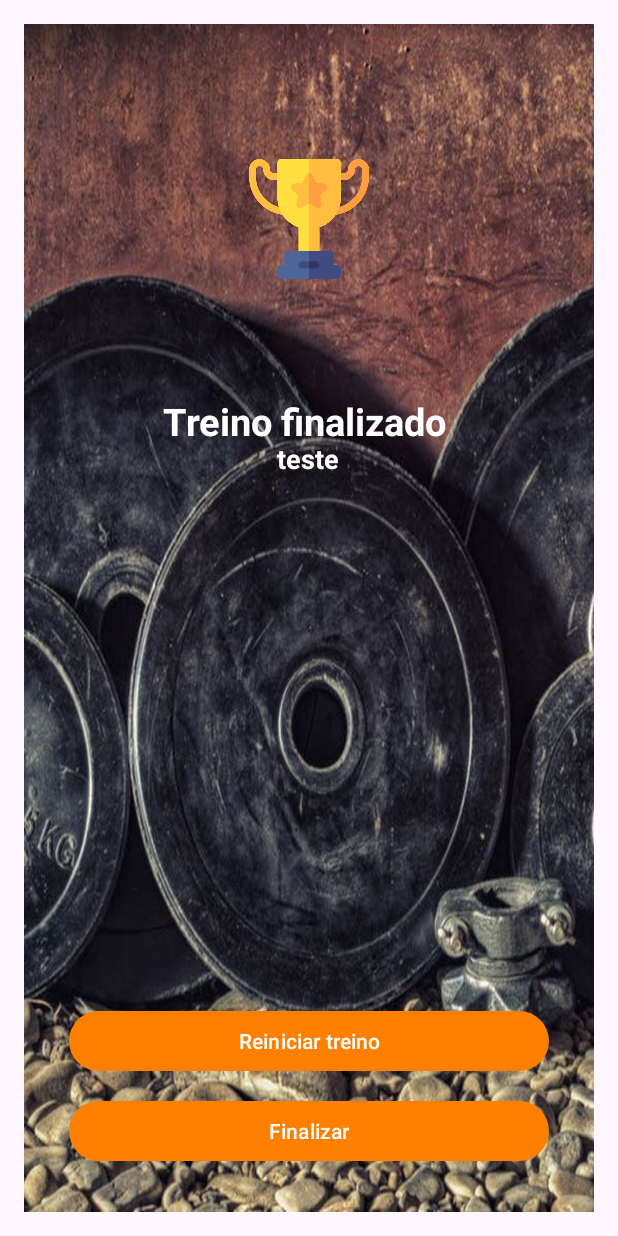
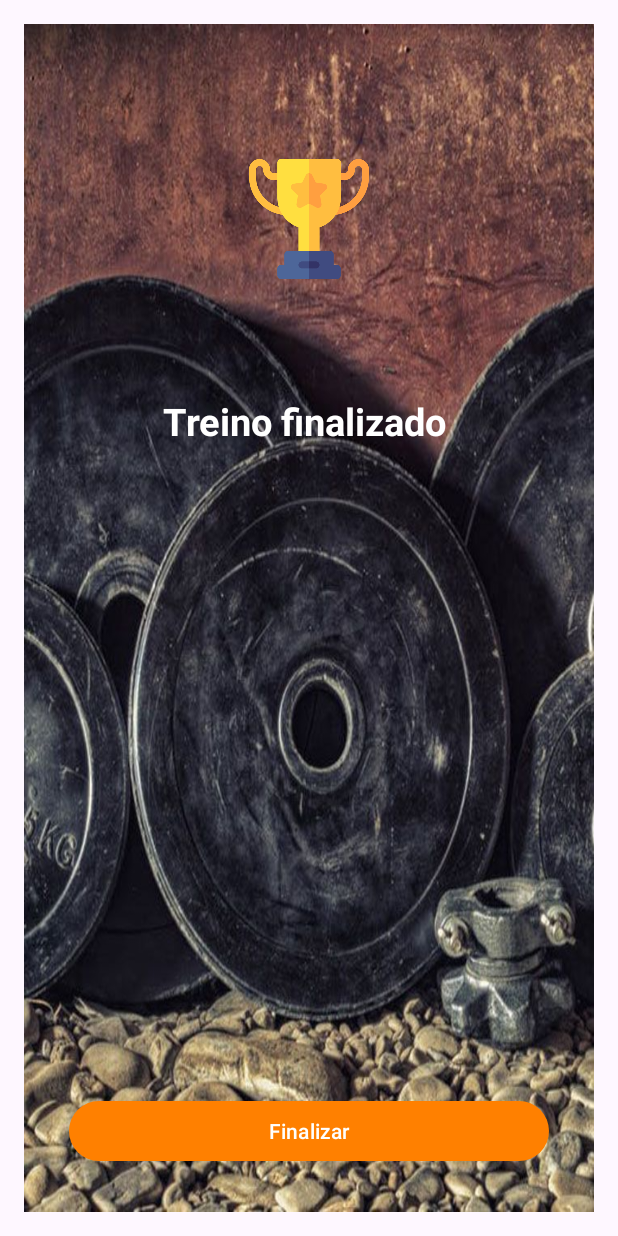
Before and after one commit to giuliano15/Treino-Academia, an Android app: the FinalizarTreino screen opened directly, with no data from a screen before it, on a phone screen of 412 x 824 dp. Run offline under Robolectric (Android 15) with nearby library versions, the phone set to English and light mode, and no system bars; our stand-ins replace Firebase (no records; nobody signed in at launch, a user with empty details on screens opened directly).

Commit message:
melhora tela finalizarTreino

```diff
--- a/app/src/main/java/com/example/academia/repository/DetalheExercicioRepository.kt
+++ b/app/src/main/java/com/example/academia/repository/DetalheExercicioRepository.kt
@@ -1,7 +1,5 @@
 package com.example.ademia.repository
-
 import android.os.Build
-import android.provider.Settings.Global.getString
 import androidx.annotation.RequiresApi
 import com.example.academia.R
 import com.example.academia.model.DetalheExercicio
--- a/app/src/main/java/com/example/academia/repository/ExercicioRepository.kt
+++ b/app/src/main/java/com/example/academia/repository/ExercicioRepository.kt
@@ -12,7 +12,7 @@ class ExercicioRepository {
     private val exercicios: List<Exercicio> = listOf(
         Exercicio("Supino sentado na maquina", R.drawable.peito,"Peito","30" ),
         Exercicio("Extensão de triceps deitado", R.drawable.abdomen, "Triceps","45"),
-        Exercicio("Rotação extera da polia", R.drawable.peito, "Peito","45"),
+        Exercicio("Rotação externa da polia", R.drawable.peito, "Peito","45"),
         Exercicio("Elevação lateral em pé", R.drawable.braco, "Braços","50"),
         Exercicio("Esteira", R.drawable.costas,"costas","60" ),
         Exercicio("Flexão de pernas", R.drawable.todo_corpo,"Gluteos","30" ),
--- a/app/src/main/java/com/example/academia/view/FinalizarTreino.kt
+++ b/app/src/main/java/com/example/academia/view/FinalizarTreino.kt
@@ -1,7 +1,8 @@
 package com.example.academia.view
 
+import android.os.Bundle
+import androidx.activity.OnBackPressedCallback
 import androidx.appcompat.app.AppCompatActivity
-import android.os.Bundle
 import com.example.academia.databinding.ActivityFinalizarTreinoBinding
 import com.google.firebase.auth.FirebaseAuth
 import com.google.firebase.firestore.FirebaseFirestore
@@ -26,12 +27,18 @@ class FinalizarTreino : AppCompatActivity() {
         super.onCreate(savedInstanceState)
         setContentView(binding.root)
 
+        onBackPressedDispatcher.addCallback(this , object : OnBackPressedCallback(true) {
+            override fun handleOnBackPressed() {
+
+            }
+        })
+
         // recuperarDadosIniciaisUsuarios()
 
-        binding.btnRestart.setOnClickListener {
-            // Navegar de volta para o fragmento de lista de treinos
-            finish()
-        }
+//        binding.btnRestart.setOnClickListener {
+//            // Navegar de volta para o fragmento de lista de treinos
+//            finish()
+//        }
 
         binding.btnFinish.setOnClickListener {
             firebaseAuth.signOut()
@@ -41,34 +48,10 @@ class FinalizarTreino : AppCompatActivity() {
         nomeTreino = intent.getStringExtra("nomeTreino")
 
         val mensagem =
-            " ${nomeTreino ?: "teste"}"
+            " ${nomeTreino ?: ""}"
         binding.displayResult.text = mensagem
 
 
     }
 
-//    private fun recuperarDadosIniciaisUsuarios() {
-//        val idUsuario = firebaseAuth.currentUser?.uid
-//        if (idUsuario != null) {
-//
-//            firestore
-//                .collection("usuarios")
-//                .document(idUsuario)
-//                .get()
-//                .addOnSuccessListener { documentSnapshot ->
-//
-//                    val dadosUsuarios = documentSnapshot.data
-//                    if (dadosUsuarios != null) {
-//
-//                        val nome = dadosUsuarios["nome"] as String
-//
-//                        val mensagem =
-//                            " ${nomeTreino ?: ""}"
-//                        binding.displayResult.text = mensagem
-//
-//                    }
-//
-//                }
-//        }
-//    }
 }
--- a/app/src/main/java/com/example/academia/view/Login.kt
+++ b/app/src/main/java/com/example/academia/view/Login.kt
@@ -4,6 +4,7 @@ import android.content.Intent
 import androidx.appcompat.app.AppCompatActivity
 import android.os.Bundle
 import com.example.academia.databinding.ActivityLoginBinding
+import com.example.academia.util.NetworkUtils
 import com.example.academia.util.exibirMensagem
 import com.google.firebase.auth.FirebaseAuth
 import com.google.firebase.auth.FirebaseAuthInvalidCredentialsException
@@ -47,8 +48,10 @@ class LoginActivity : AppCompatActivity() {
             )
         }
         binding.btnLogar.setOnClickListener {
-            if( validarCampos() ){
+            if (validarCampos() && NetworkUtils.isNetworkAvailable(this)) {
                 logarUsuario()
+            } else {
+                exibirMensagem("Sem conexão com a internet")
             }
         }
 
--- a/app/src/main/res/layout/activity_finalizar_treino.xml
+++ b/app/src/main/res/layout/activity_finalizar_treino.xml
@@ -57,17 +57,17 @@
             android:textSize="18sp"
             android:textStyle="bold" />
 
-        <Button
-            android:id="@+id/btnRestart"
-            android:layout_width="match_parent"
-            android:layout_height="wrap_content"
-            android:layout_centerInParent="true"
-            android:layout_alignParentBottom="true"
+<!--        <Button-->
+<!--            android:id="@+id/btnRestart"-->
+<!--            android:layout_width="match_parent"-->
+<!--            android:layout_height="wrap_content"-->
+<!--            android:layout_centerInParent="true"-->
+<!--            android:layout_alignParentBottom="true"-->
 
-            android:layout_marginBottom="90dp"
-            android:layout_marginStart="30dp"
-            android:layout_marginEnd="30dp"
-            android:text="Reiniciar treino" />
+<!--            android:layout_marginBottom="90dp"-->
+<!--            android:layout_marginStart="30dp"-->
+<!--            android:layout_marginEnd="30dp"-->
+<!--            android:text="Reiniciar treino" />-->
 
         <Button
             android:id="@+id/btnFinish"
--- a/app/src/main/res/values/strings.xml
+++ b/app/src/main/res/values/strings.xml
@@ -34,6 +34,11 @@
     <string name="crucifixo_de_banco_reto">
          trabalha as cabeças esternais dos seus principais músculos peitorais. Além de fortalecer os músculos do peito, também recrutam músculos deltoides, bíceps, tríceps, flexores do punho e braquial
      </string>
+    <string name="flexao_de_pernas">
+         fortifica as panturrilhas.
+     </string>
+
+
     <string name="title_activity_login">LoginActivity</string>
     <string name="prompt_email">Email</string>
     <string name="prompt_password">Password</string>
```
Also changed, not shown: app/src/main/java/com/example/academia/util/NetworkUtils.kt (added, +14 -0 lines), app/src/main/java/com/example/academia/view/DetalheExercicioFragment.kt (+92 -9 lines), app/src/main/java/com/example/academia/view/ExercicioListFragment.kt (+31 -3 lines), app/src/main/java/com/example/academia/view/TreinoListFragment.kt (+7 -0 lines), app/src/main/res/navigation/nav_graph.xml (+13 -4 lines).
